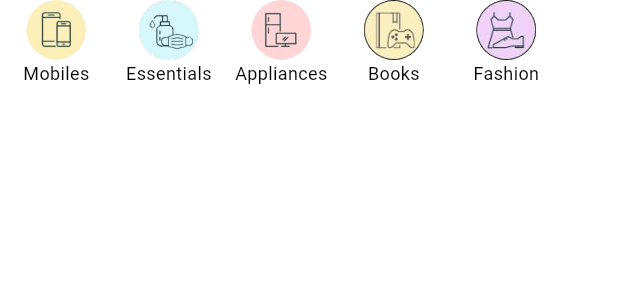
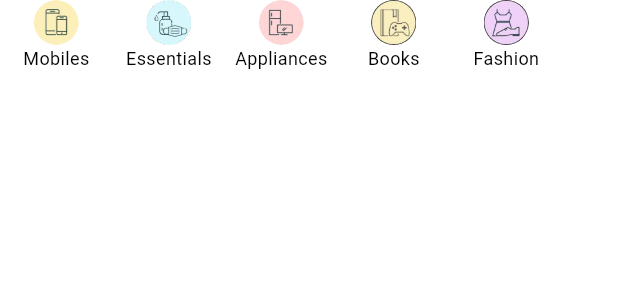
Before and after one commit to javierjuanJJ/amazonClone, a Flutter app: the TopCategories widget shown alone on an empty page, opened directly, on a phone screen of 412 x 824 dp. Shown: the top 300 px of the screen. Run offline on Flutter 3.47's test engine with Material 2 defaults, Android fonts, the phone set to English and light mode, and no system bars; our stand-ins replace badges, carousel_slider, charts_flutter, dotted_border, flutter_rating_bar, shared_preferences; missing offline and left inert: cloudinary_public, pay; accounts and stored records are empty; network calls fail.

Commit message:
Commit 14

```diff
--- a/lib/features/home/widgets/top_categories.dart
+++ b/lib/features/home/widgets/top_categories.dart
@@ -33,8 +33,8 @@ class TopCategories extends StatelessWidget {
                     child: Image.asset(
                       GlobalVariables.categoryImages[index]['image']!,
                       fit: BoxFit.cover,
-                      height: 40,
-                      width: 40,
+                      height: 30,
+                      width: 30,
                     ),
                   ),
                 ),
```
Also changed, not shown: 1 other file.
